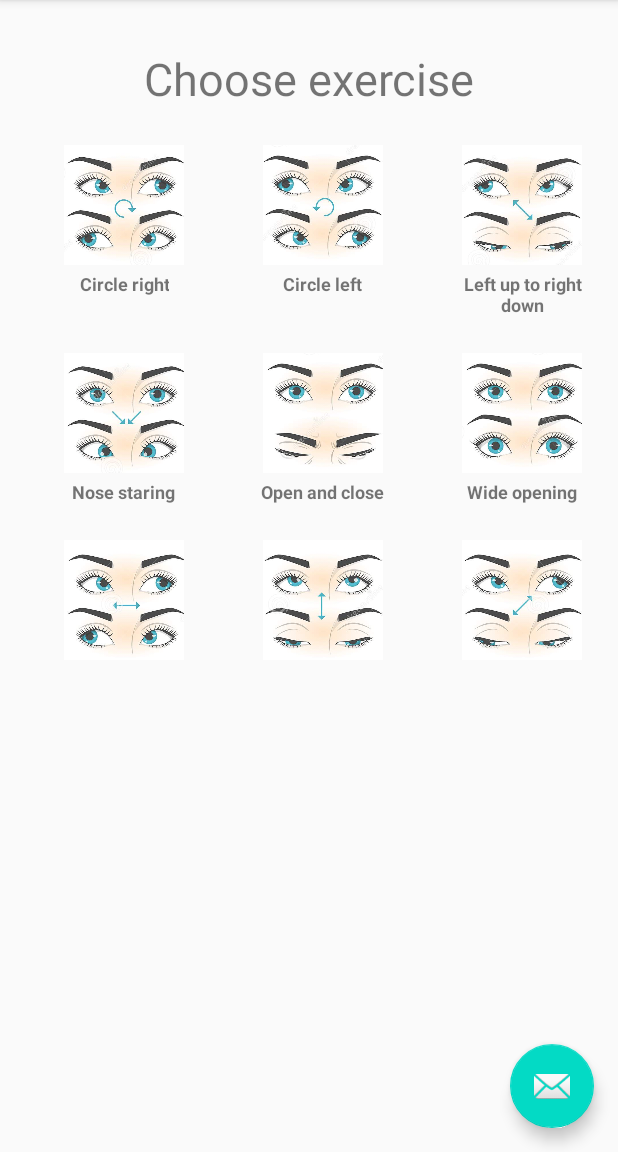
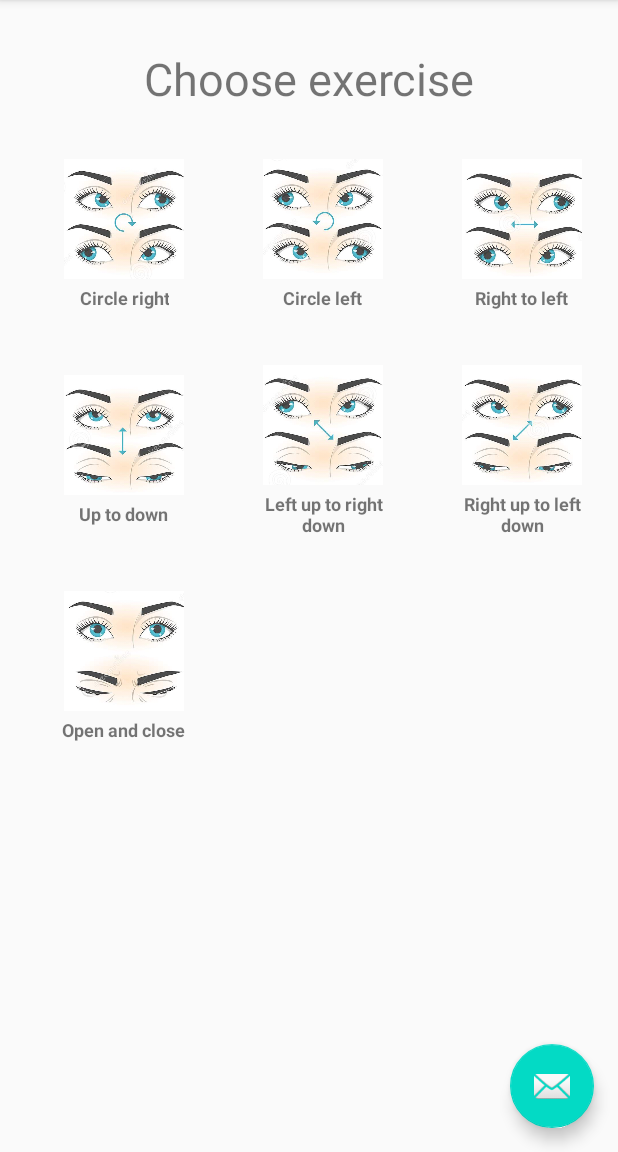
Before and after one commit to MarcinZielinski/mobile-eye-exercises, an Android app: the screen it shows after launch (MainActivity), on a phone screen of 412 x 824 dp, the part 84-1236 px from its top. Run offline under Robolectric (Android 15) with nearby library versions, the phone set to English and light mode, and no system bars; libraries missing offline, so code that uses them is left out: org.opencv, org.opencv.android; 1 statement that could not run was skipped.

Commit message:
Removed unused eye positions and fixed main interface

```diff
--- a/app/src/main/java/pl/agh/eye/exercise/ExerciseService.kt
+++ b/app/src/main/java/pl/agh/eye/exercise/ExerciseService.kt
@@ -7,9 +7,7 @@ class ExerciseService {
     private val circleRight = Exercise("Circle right", arrayListOf(UP, UP_RIGHT, RIGHT, DOWN_RIGHT, DOWN, DOWN_LEFT, LEFT, UP_LEFT), 2, R.drawable.circle)
     private val circleLeft = Exercise("Circle left", arrayListOf(UP, UP_LEFT, LEFT, DOWN_LEFT, DOWN, DOWN_RIGHT, RIGHT, UP_RIGHT), 2, R.drawable.circle_left)
     private val leftUpToRightDown = Exercise("Left up to right down", arrayListOf(UP_LEFT, DOWN_RIGHT), 3, R.drawable.left_up_to_right_down)
-    private val middleToNose = Exercise("Nose staring", arrayListOf(CENTER, NOSE_STARING), 10, R.drawable.middle_to_nose)
     private val openClose = Exercise("Open and close", arrayListOf(CLOSED, CENTER), 5, R.drawable.open_close)
-    private val openWide = Exercise("Wide opening", arrayListOf(WIDE_OPEN, CENTER), 5, R.drawable.open_wide)
     private val rightToLeft = Exercise("Right to left", arrayListOf(RIGHT, LEFT), 5, R.drawable.right_and_left)
     private val upToDown = Exercise("Up to down", arrayListOf(UP, DOWN), 5, R.drawable.up_and_down)
     private val upRightToDownLeft = Exercise("Right up to left down", arrayListOf(UP_RIGHT, DOWN_LEFT), 5, R.drawable.up_right_to_down_left)
@@ -17,12 +15,10 @@ class ExerciseService {
     val exercises = arrayListOf(
         circleRight,
         circleLeft,
-        leftUpToRightDown,
-        middleToNose,
-        openClose,
-        openWide,
         rightToLeft,
         upToDown,
-        upRightToDownLeft
+        leftUpToRightDown,
+        upRightToDownLeft,
+        openClose
     )
 }
--- a/app/src/main/java/pl/agh/eye/exercise/EyePosition.kt
+++ b/app/src/main/java/pl/agh/eye/exercise/EyePosition.kt
@@ -1,6 +1,5 @@
 package pl.agh.eye.exercise
 
 enum class EyePosition {
-    UP_LEFT, UP, UP_RIGHT, LEFT, CENTER, RIGHT, DOWN_LEFT, DOWN, DOWN_RIGHT, NOSE_STARING, CLOSED,
-    WIDE_OPEN
+    UP_LEFT, UP, UP_RIGHT, LEFT, CENTER, RIGHT, DOWN_LEFT, DOWN, DOWN_RIGHT, CLOSED
 }
--- a/app/src/main/res/layout/exercise_tile.xml
+++ b/app/src/main/res/layout/exercise_tile.xml
@@ -4,6 +4,7 @@
     android:layout_width="match_parent"
     android:layout_height="match_parent"
     android:gravity="center"
+    android:minHeight="120dp"
     android:orientation="vertical">
 
     <FrameLayout
@@ -23,9 +24,9 @@
         android:layout_width="wrap_content"
         android:layout_height="wrap_content"
         android:gravity="center_horizontal"
-        android:paddingLeft="8dp"
+        android:paddingLeft="0dp"
         android:paddingTop="4dp"
-        android:paddingRight="8dp"
+        android:paddingRight="0dp"
         android:textSize="12sp"
         android:textStyle="bold"
         tools:text="Left to right" />
```
